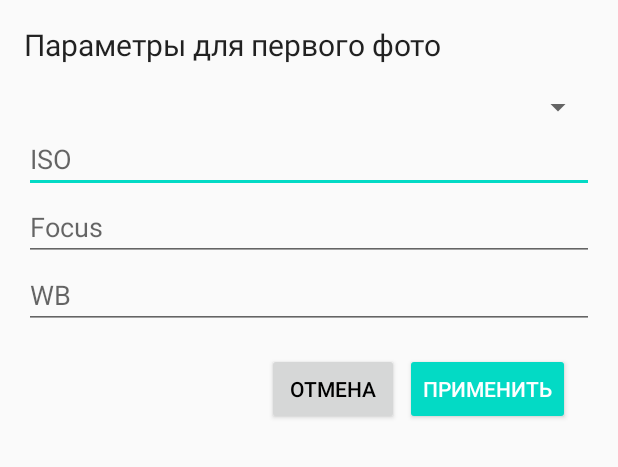
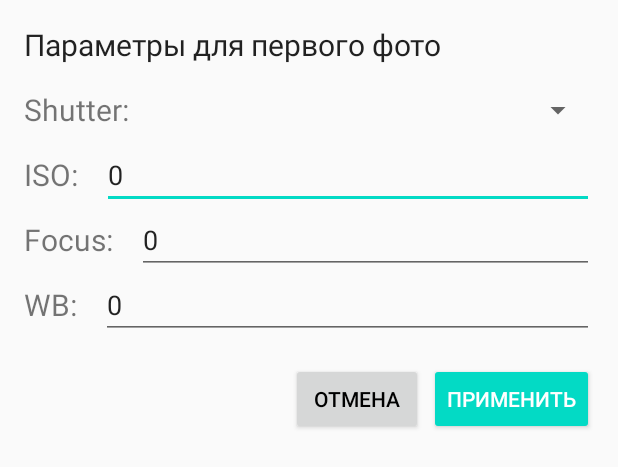
Before and after one commit to k-konovalov/scan-3d-object-with-ar, an Android app: the layout dialog_set_camera_params.xml on its own in the app's theme, with its tools: preview values and no code run, on a phone screen of 412 x 824 dp. Shown: the top 467 px of the screen. Run offline under Robolectric (Android 15) with nearby library versions, the phone set to English and light mode, and no system bars.

Commit message:
refactor dialogFragment

```diff
--- a/app/src/main/res/layout/dialog_set_camera_params.xml
+++ b/app/src/main/res/layout/dialog_set_camera_params.xml
@@ -18,35 +18,100 @@
         app:layout_constraintStart_toStartOf="parent"
         app:layout_constraintTop_toTopOf="parent" />
 
+    <TextView
+        android:textSize="20sp"
+        android:layout_marginTop="16dp"
+        android:id="@+id/tvShutter"
+        app:layout_constraintTop_toBottomOf="@+id/tvSetParams"
+        android:layout_width="wrap_content"
+        android:layout_height="wrap_content"
+        android:text="Shutter:"
+        android:layout_marginBottom="16dp"
+        app:layout_constraintStart_toStartOf="parent"
+        />
+
     <Spinner
+        android:layout_marginStart="16dp"
+        app:layout_constraintBottom_toBottomOf="@id/tvShutter"
+        app:layout_constraintTop_toTopOf="@id/tvShutter"
+        android:id="@+id/spinnerShutter"
+        app:layout_constraintStart_toEndOf="@id/tvShutter"
+        app:layout_constraintEnd_toEndOf="parent"
+        android:layout_width="0dp"
+        android:layout_height="wrap_content"
+        />
+
+    <TextView
+        android:textSize="20sp"
         android:layout_marginTop="16dp"
+        android:id="@+id/tvIso"
+        app:layout_constraintTop_toBottomOf="@+id/tvShutter"
+        android:layout_width="wrap_content"
+        android:layout_height="wrap_content"
+        android:text="ISO:"
         android:layout_marginBottom="16dp"
-        app:layout_constraintTop_toBottomOf="@+id/tvSetParams"
-        android:id="@+id/spinnerShutter"
-        android:layout_width="match_parent"
-        android:layout_height="wrap_content"
+        app:layout_constraintStart_toStartOf="parent"
         />
 
     <EditText
         android:id="@+id/etIso"
-        android:layout_width="match_parent"
+        android:layout_width="0dp"
         android:layout_height="wrap_content"
-        android:hint="ISO"
-        app:layout_constraintTop_toBottomOf="@id/spinnerShutter" />
+        android:text="0"
+        android:layout_marginStart="16dp"
+        android:inputType="number"
+        app:layout_constraintEnd_toEndOf="parent"
+        app:layout_constraintTop_toTopOf="@id/tvIso"
+        app:layout_constraintBottom_toBottomOf="@id/tvIso"
+        app:layout_constraintStart_toEndOf="@id/tvIso"/>
+
+    <TextView
+        android:textSize="20sp"
+        android:layout_marginTop="16dp"
+        android:id="@+id/tvFocus"
+        app:layout_constraintTop_toBottomOf="@+id/tvIso"
+        android:layout_width="wrap_content"
+        android:layout_height="wrap_content"
+        android:text="Focus:"
+        android:layout_marginBottom="16dp"
+        app:layout_constraintStart_toStartOf="parent"
+        />
 
     <EditText
+        android:inputType="number"
         android:id="@+id/etFocus"
-        android:layout_width="match_parent"
+        android:layout_width="0dp"
         android:layout_height="wrap_content"
-        android:hint="Focus"
-        app:layout_constraintTop_toBottomOf="@id/etIso" />
+        android:text="0"
+        app:layout_constraintTop_toTopOf="@id/tvFocus"
+        app:layout_constraintBottom_toBottomOf="@id/tvFocus"
+        app:layout_constraintStart_toEndOf="@id/tvFocus"
+        app:layout_constraintEnd_toEndOf="parent"
+        android:layout_marginStart="16dp"/>
+
+    <TextView
+        android:textSize="20sp"
+        android:layout_marginTop="16dp"
+        android:id="@+id/tvWb"
+        app:layout_constraintTop_toBottomOf="@+id/tvFocus"
+        android:layout_width="wrap_content"
+        android:layout_height="wrap_content"
+        android:text="WB:"
+        android:layout_marginBottom="16dp"
+        app:layout_constraintStart_toStartOf="parent"
+        />
 
     <EditText
+        android:inputType="number"
         android:id="@+id/etWB"
-        android:layout_width="match_parent"
+        android:layout_width="0dp"
         android:layout_height="wrap_content"
-        android:hint="WB"
-        app:layout_constraintTop_toBottomOf="@id/etFocus" />
+        android:text="0"
+        app:layout_constraintStart_toEndOf="@+id/tvWb"
+        app:layout_constraintTop_toTopOf="@+id/tvWb"
+        app:layout_constraintBottom_toBottomOf="@+id/tvWb"
+        app:layout_constraintEnd_toEndOf="parent"
+        android:layout_marginStart="16dp"/>
 
     <Button
         android:id="@+id/btnCancel"
@@ -67,7 +132,6 @@
         android:layout_width="wrap_content"
         android:layout_height="wrap_content"
         android:layout_marginTop="16dp"
-        android:layout_marginEnd="16dp"
         android:layout_marginBottom="16dp"
         android:backgroundTint="@color/colorAccent"
         android:text="Применить"
```
Also changed, not shown: app/src/main/java/com/arvrlab/reconstructcamera/scenario/SetParamsDialogFragment.kt (+40 -63 lines).
